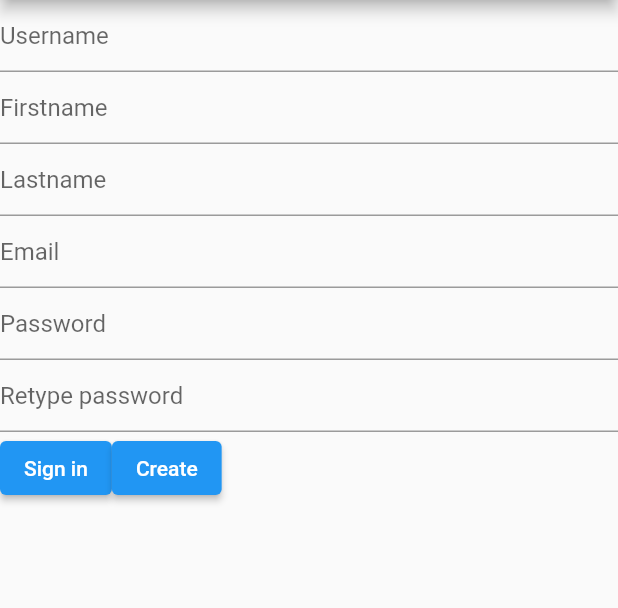
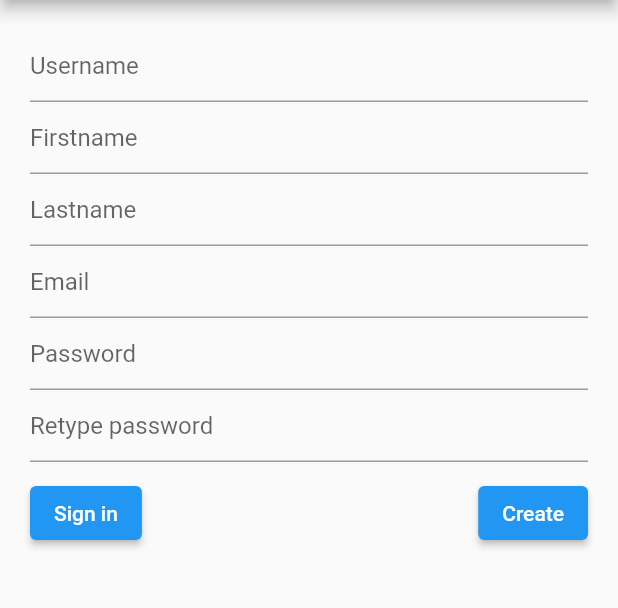
Before and after one commit to alex210501/AM4L-ExpenseTracker-MobileApplication, a Flutter app: the screen it shows after launch, after a tap on "Sign up", on a phone screen of 412 x 824 dp, the part 84-692 px from its top. Run offline on Flutter 3.47's test engine with Material 2 defaults, Android fonts, the phone set to English and light mode, and no system bars; our stand-ins replace qr_flutter; missing offline and left inert: qr_code_scanner.

Commit message:
Improve design of LoginScreen and CreateUserScreen

```diff
--- a/lib/screens/create_user_screen.dart
+++ b/lib/screens/create_user_screen.dart
@@ -32,11 +32,9 @@ class _CreateUserScreenState extends State<CreateUserScreen> {
       appBar: AppBar(
         title: const Text("Create User"),
       ),
-      body: Center(
-        child: _SignUpForm(
+      body: _SignUpForm(
         onCreate: _createUser,
         onSignIn: _onSignIn,
-        ),
       ),
     );
   }
@@ -46,8 +44,11 @@ class _SignUpForm extends StatefulWidget {
   final void Function(BuildContext, User, String) onCreate;
   final void Function(BuildContext) onSignIn;
 
-  const _SignUpForm(
-      {super.key, required this.onCreate, required this.onSignIn});
+  const _SignUpForm({
+    super.key,
+    required this.onCreate,
+    required this.onSignIn,
+  });
 
   @override
   State<_SignUpForm> createState() => _SignUpFormState();
@@ -60,8 +61,7 @@ class _SignUpFormState extends State<_SignUpForm> {
   final TextEditingController _lastnameController = TextEditingController();
   final TextEditingController _emailController = TextEditingController();
   final TextEditingController _passwordController = TextEditingController();
-  final TextEditingController _confirmPasswordController =
-      TextEditingController();
+  final TextEditingController _confirmPasswordController = TextEditingController();
 
   void _onCreate(BuildContext context) {
     if (_formKey.currentState!.validate()) {
@@ -93,7 +93,9 @@ class _SignUpFormState extends State<_SignUpForm> {
 
   @override
   Widget build(BuildContext context) {
-    return Form(
+    return SingleChildScrollView(
+      padding: const EdgeInsets.all(20.0),
+      child: Form(
         key: _formKey,
         child: Column(
           children: [
@@ -101,27 +103,21 @@ class _SignUpFormState extends State<_SignUpForm> {
               controller: _usernameController,
               decoration: const InputDecoration(hintText: "Username"),
               validator: (text) {
-              return (text == null || text.isEmpty)
-                  ? "Username must be filled!"
-                  : null;
+                return (text == null || text.isEmpty) ? "Username must be filled!" : null;
               },
             ),
             TextFormField(
               controller: _firstnameController,
               decoration: const InputDecoration(hintText: "Firstname"),
               validator: (text) {
-              return (text == null || text.isEmpty)
-                  ? "Firstname must be filled!"
-                  : null;
+                return (text == null || text.isEmpty) ? "Firstname must be filled!" : null;
               },
             ),
             TextFormField(
               controller: _lastnameController,
               decoration: const InputDecoration(hintText: "Lastname"),
               validator: (text) {
-              return (text == null || text.isEmpty)
-                  ? "Lastname must be filled!"
-                  : null;
+                return (text == null || text.isEmpty) ? "Lastname must be filled!" : null;
               },
             ),
             TextFormField(
@@ -139,9 +135,7 @@ class _SignUpFormState extends State<_SignUpForm> {
               decoration: const InputDecoration(hintText: "Password"),
               obscureText: true,
               validator: (text) {
-              return (text == null || text.isEmpty)
-                  ? "Password must be filled!"
-                  : null;
+                return (text == null || text.isEmpty) ? "Password must be filled!" : null;
               },
             ),
             TextFormField(
@@ -163,7 +157,10 @@ class _SignUpFormState extends State<_SignUpForm> {
                 return null;
               },
             ),
-          Row(
+            Padding(
+              padding: const EdgeInsets.fromLTRB(0.0, 10.0, 0.0, 0.0),
+              child: Row(
+                mainAxisAlignment: MainAxisAlignment.spaceBetween,
                 children: [
                   ElevatedButton(
                     onPressed: () => widget.onSignIn(context),
@@ -175,7 +172,9 @@ class _SignUpFormState extends State<_SignUpForm> {
                   )
                 ],
               ),
+            ),
           ],
+        ),
       ),
     );
   }
--- a/lib/screens/login_screen.dart
+++ b/lib/screens/login_screen.dart
@@ -1,7 +1,6 @@
 import 'package:flutter/material.dart';
 
 import 'package:provider/provider.dart';
-
 
 import 'package:am4l_expensetracker_mobileapplication/models/credentials_model.dart';
 import 'package:am4l_expensetracker_mobileapplication/models/expenses_list_model.dart';
@@ -9,7 +8,6 @@ import 'package:am4l_expensetracker_mobileapplication/models/spaces_list_model.d
 import 'package:am4l_expensetracker_mobileapplication/services/api/expenses_tracker_api.dart';
 import 'package:am4l_expensetracker_mobileapplication/widgets/api_loading_indicator.dart';
 import 'package:am4l_expensetracker_mobileapplication/widgets/error_dialog.dart';
-
 
 class LoginScreen extends StatefulWidget {
   final ExpensesTrackerApi expensesTrackerApi;
@@ -78,6 +76,8 @@ class _LoginScreenState extends State<LoginScreen> {
         title: const Text("Login"),
       ),
       body: Center(
+        child: Padding(
+            padding: const EdgeInsets.fromLTRB(20.0, 30.0, 20.0, 20.0),
             child: Stack(children: [
               Form(
                 key: _formKey,
@@ -91,16 +91,17 @@ class _LoginScreenState extends State<LoginScreen> {
                       },
                     ),
                     TextFormField(
-                  decoration: const InputDecoration(
-                    hintText: "Password",
-                  ),
+                      decoration: const InputDecoration(hintText: "Password"),
                       controller: _passwordController,
                       obscureText: true,
                       validator: (text) {
                         return (text == null || text.isEmpty) ? "Password must be filled!" : null;
                       },
                     ),
-                Row(
+                    Padding(
+                      padding: const EdgeInsets.fromLTRB(0.0, 10.0, 0.0, 0.0),
+                      child: Row(
+                        mainAxisAlignment: MainAxisAlignment.spaceBetween,
                         children: [
                           ElevatedButton(
                             onPressed: () => Navigator.pushNamed(context, '/create-user'),
@@ -111,12 +112,13 @@ class _LoginScreenState extends State<LoginScreen> {
                             child: const Text("Connect"),
                           ),
                         ],
-                )
+                      ),
+                    ),
                   ],
                 ),
               ),
               if (_isLoading) const ApiLoadingIndicator(),
-        ]),
+            ])),
       ),
     );
   }
```
Lines whose indentation alone changed are shown as unchanged.
